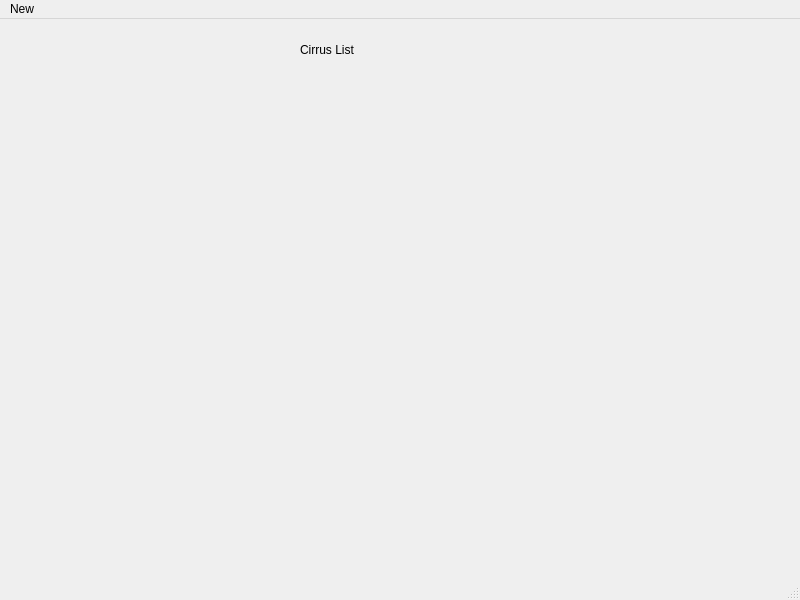
First picture: the form in mainwindow.ui, repository ruvans/cirrus-list, before the edit.
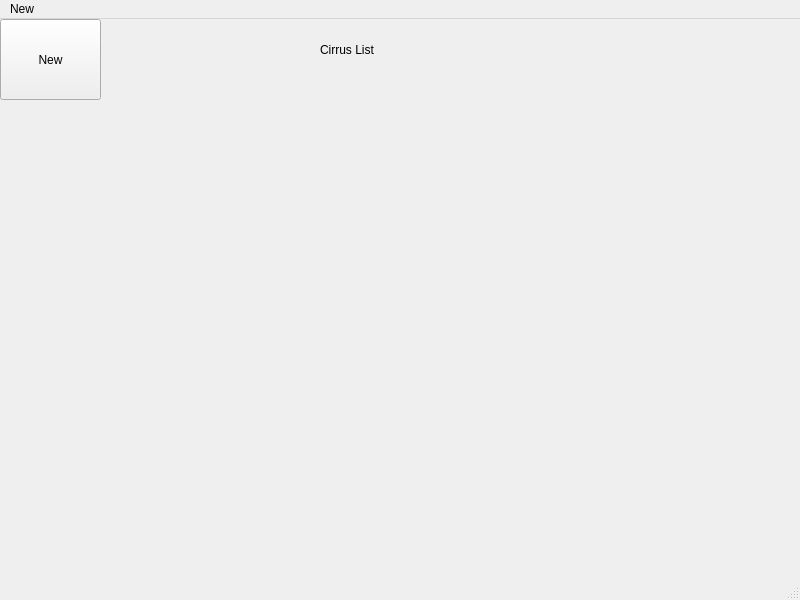
Second picture: the form after the edit.

Commit message: Added new button with text prompt

```diff
--- a/mainwindow.ui
+++ b/mainwindow.ui
@@ -17,7 +17,7 @@
    <widget class="QLabel" name="labelTitle">
     <property name="geometry">
      <rect>
-      <x>300</x>
+      <x>320</x>
       <y>0</y>
       <width>141</width>
       <height>61</height>
@@ -27,6 +27,19 @@
      <string>Cirrus List</string>
     </property>
    </widget>
+   <widget class="QPushButton" name="newButton">
+    <property name="geometry">
+     <rect>
+      <x>0</x>
+      <y>0</y>
+      <width>101</width>
+      <height>81</height>
+     </rect>
+    </property>
+    <property name="text">
+     <string>New</string>
+    </property>
+   </widget>
   </widget>
   <widget class="QMenuBar" name="menubar">
    <property name="geometry">
```
Left out of the diff: 2 changed lines with no effect on the pictures. The commit also changes 2 other files.
